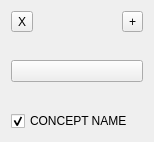
The window that modules/ui/views/widgets/concept.ui (HashakGik/OneTrainer-QT6) describes before a commit, drawn with Qt 5.
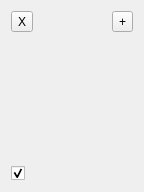
The same window after the commit. Icons and pictures are not drawn.

Commit message: Added concept model.

Diff of the .ui file:
```diff
--- a/modules/ui/views/widgets/concept.ui
+++ b/modules/ui/views/widgets/concept.ui
@@ -6,10 +6,16 @@
    <rect>
     <x>0</x>
     <y>0</y>
-    <width>154</width>
-    <height>142</height>
+    <width>144</width>
+    <height>192</height>
    </rect>
   </property>
+  <property name="sizePolicy">
+   <sizepolicy hsizetype="Fixed" vsizetype="Preferred">
+    <horstretch>0</horstretch>
+    <verstretch>0</verstretch>
+   </sizepolicy>
+  </property>
   <property name="windowTitle">
    <string>Form</string>
   </property>
@@ -17,7 +23,7 @@
    <item row="3" column="0" colspan="2">
     <widget class="QCheckBox" name="enableCbx">
      <property name="text">
-      <string>CONCEPT NAME</string>
+      <string/>
      </property>
      <property name="checked">
       <bool>true</bool>
@@ -26,12 +32,29 @@
    </item>
    <item row="1" column="0" rowspan="2" colspan="2">
     <widget class="QPushButton" name="conceptBtn">
+     <property name="sizePolicy">
+      <sizepolicy hsizetype="Fixed" vsizetype="Expanding">
+       <horstretch>0</horstretch>
+       <verstretch>0</verstretch>
+      </sizepolicy>
+     </property>
+     <property name="maximumSize">
+      <size>
+       <width>128</width>
+       <height>128</height>
+      </size>
+     </property>
      <property name="text">
       <string/>
      </property>
-     <property name="icon">
-      <iconset>
-       <normaloff>resources/icons/icon_small.png</normaloff>resources/icons/icon_small.png</iconset>
+     <property name="iconSize">
+      <size>
+       <width>128</width>
+       <height>128</height>
+      </size>
+     </property>
+     <property name="flat">
+      <bool>true</bool>
      </property>
     </widget>
    </item>
```
The commit also changes 33 other files.
